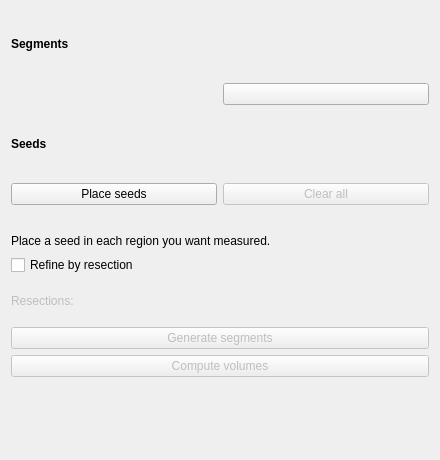
ALive-research/Slicer-Liver, file LiverVolumetry/Resources/UI/LiverVolumetryWidget.ui: the form before one commit.
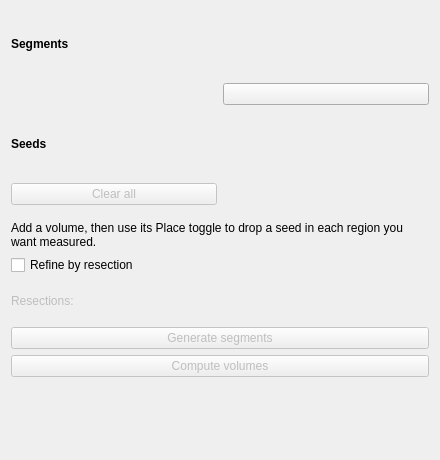
The form after the commit. Custom widgets are drawn as their Qt base class.

Commit message: ENH: Retire the standalone volumetry Place-seeds button

Diff of the .ui file:
```diff
--- a/LiverVolumetry/Resources/UI/LiverVolumetryWidget.ui
+++ b/LiverVolumetry/Resources/UI/LiverVolumetryWidget.ui
@@ -69,19 +69,6 @@
    <item>
     <layout class="QGridLayout" name="seedsActionLayout">
      <item row="0" column="0">
-      <widget class="QPushButton" name="AddSeedsButton">
-       <property name="checkable">
-        <bool>true</bool>
-       </property>
-       <property name="toolTip">
-        <string>&lt;html&gt;&lt;head/&gt;&lt;body&gt;&lt;p&gt;Arm placement of region-growing seeds: click inside a region in a slice view to drop an interior seed; click again to add more; toggle off when done.&lt;/p&gt;&lt;/body&gt;&lt;/html&gt;</string>
-       </property>
-       <property name="text">
-        <string>Place seeds</string>
-       </property>
-      </widget>
-     </item>
-     <item row="0" column="1">
       <widget class="QPushButton" name="ClearAllSeedsButton">
        <property name="enabled">
         <bool>false</bool>
@@ -118,7 +105,7 @@
         <bool>true</bool>
        </property>
        <property name="text">
-        <string>Place a seed in each region you want measured.</string>
+        <string>Add a volume, then use its Place toggle to drop a seed in each region you want measured.</string>
        </property>
       </widget>
      </item>
```
The commit also changes 2 other files.
